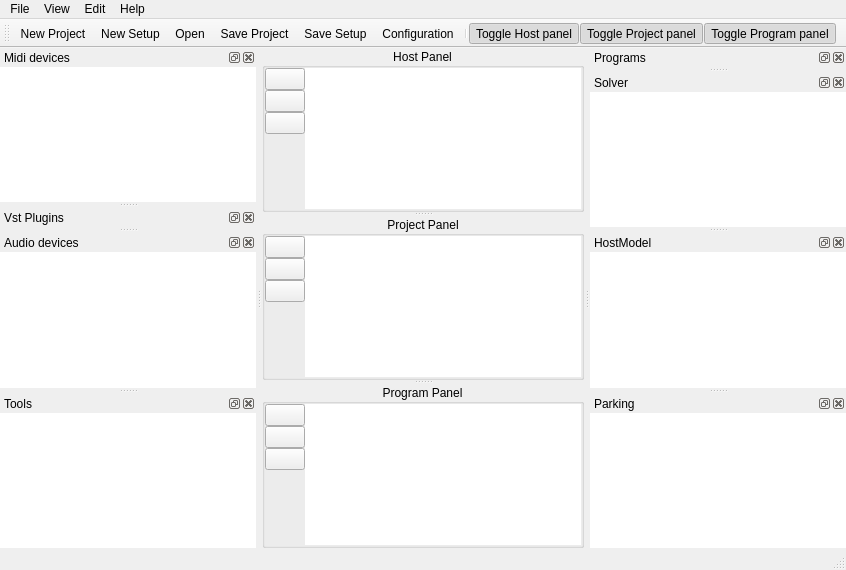
Old version of the form src/vstboard/mainwindow.ui in the repository rbarreiros/vstboard.
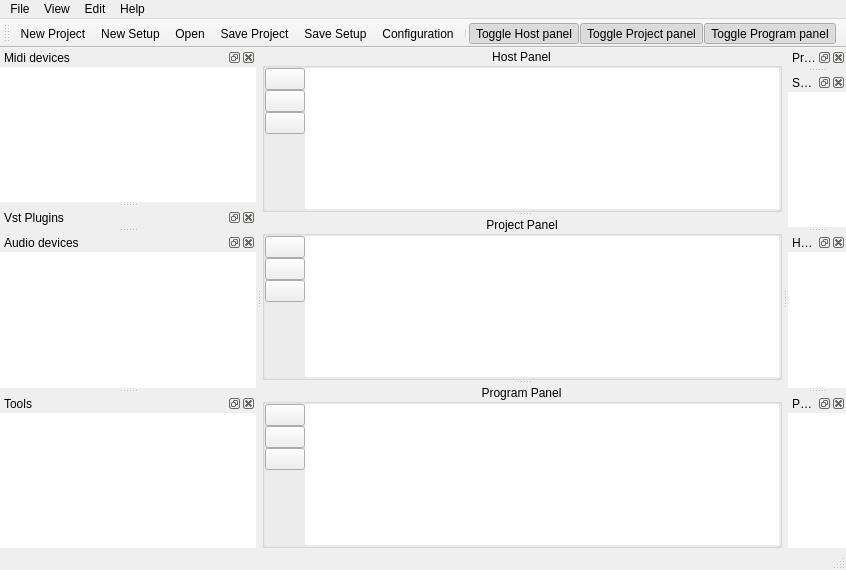
New version of the form. Icons and pictures are not drawn. Custom widgets are drawn as their Qt base class.

Diff of the .ui file:
```diff
--- a/src/vstboard/mainwindow.ui
+++ b/src/vstboard/mainwindow.ui
@@ -20,6 +20,12 @@
    <set>QMainWindow::AllowNestedDocks|QMainWindow::AllowTabbedDocks|QMainWindow::AnimatedDocks|QMainWindow::VerticalTabs</set>
   </property>
   <widget class="QWidget" name="centralWidget">
+   <property name="sizePolicy">
+    <sizepolicy hsizetype="Expanding" vsizetype="Expanding">
+     <horstretch>0</horstretch>
+     <verstretch>0</verstretch>
+    </sizepolicy>
+   </property>
    <layout class="QVBoxLayout" name="verticalLayout_13">
     <property name="spacing">
      <number>0</number>
@@ -29,6 +35,12 @@
     </property>
     <item>
      <widget class="QSplitter" name="splitterPanels">
+      <property name="sizePolicy">
+       <sizepolicy hsizetype="Expanding" vsizetype="Expanding">
+        <horstretch>0</horstretch>
+        <verstretch>0</verstretch>
+       </sizepolicy>
+      </property>
       <property name="orientation">
        <enum>Qt::Vertical</enum>
       </property>
@@ -36,12 +48,6 @@
        <bool>false</bool>
       </property>
       <widget class="QGroupBox" name="HostBox">
-       <property name="sizePolicy">
-        <sizepolicy hsizetype="Expanding" vsizetype="Expanding">
-         <horstretch>0</horstretch>
-         <verstretch>0</verstretch>
-        </sizepolicy>
-       </property>
        <property name="title">
         <string>Host Panel</string>
        </property>
@@ -119,6 +125,12 @@
         </item>
         <item>
          <widget class="MainGraphicsView" name="hostView">
+          <property name="sizePolicy">
+           <sizepolicy hsizetype="Expanding" vsizetype="Expanding">
+            <horstretch>0</horstretch>
+            <verstretch>0</verstretch>
+           </sizepolicy>
+          </property>
           <property name="frameShape">
            <enum>QFrame::NoFrame</enum>
           </property>
@@ -142,12 +154,6 @@
        </layout>
       </widget>
       <widget class="QGroupBox" name="ProjectBox">
-       <property name="sizePolicy">
-        <sizepolicy hsizetype="Expanding" vsizetype="Expanding">
-         <horstretch>0</horstretch>
-         <verstretch>0</verstretch>
-        </sizepolicy>
-       </property>
        <property name="title">
         <string>Project Panel</string>
        </property>
@@ -225,6 +231,12 @@
         </item>
         <item>
          <widget class="MainGraphicsView" name="projectView">
+          <property name="sizePolicy">
+           <sizepolicy hsizetype="Expanding" vsizetype="Expanding">
+            <horstretch>0</horstretch>
+            <verstretch>0</verstretch>
+           </sizepolicy>
+          </property>
           <property name="frameShape">
            <enum>QFrame::NoFrame</enum>
           </property>
@@ -248,12 +260,6 @@
        </layout>
       </widget>
       <widget class="QGroupBox" name="ProgramBox">
-       <property name="sizePolicy">
-        <sizepolicy hsizetype="Expanding" vsizetype="Expanding">
-         <horstretch>0</horstretch>
-         <verstretch>0</verstretch>
-        </sizepolicy>
-       </property>
        <property name="title">
         <string>Program Panel</string>
        </property>
@@ -447,6 +453,12 @@
    </property>
   </widget>
   <widget class="QDockWidget" name="dockPrograms">
+   <property name="sizePolicy">
+    <sizepolicy hsizetype="Ignored" vsizetype="Ignored">
+     <horstretch>0</horstretch>
+     <verstretch>0</verstretch>
+    </sizepolicy>
+   </property>
    <property name="floating">
     <bool>false</bool>
    </property>
@@ -614,6 +626,12 @@
    </widget>
   </widget>
   <widget class="QDockWidget" name="dockSolver">
+   <property name="sizePolicy">
+    <sizepolicy hsizetype="Ignored" vsizetype="Ignored">
+     <horstretch>0</horstretch>
+     <verstretch>0</verstretch>
+    </sizepolicy>
+   </property>
    <property name="windowTitle">
     <string>Solver</string>
    </property>
@@ -630,6 +648,12 @@
      </property>
      <item>
       <widget class="QTreeView" name="solverView">
+       <property name="sizePolicy">
+        <sizepolicy hsizetype="Ignored" vsizetype="Preferred">
+         <horstretch>0</horstretch>
+         <verstretch>0</verstretch>
+        </sizepolicy>
+       </property>
        <property name="frameShape">
         <enum>QFrame::NoFrame</enum>
        </property>
@@ -694,6 +718,12 @@
    </widget>
   </widget>
   <widget class="QDockWidget" name="dockHostModel">
+   <property name="sizePolicy">
+    <sizepolicy hsizetype="Ignored" vsizetype="Ignored">
+     <horstretch>0</horstretch>
+     <verstretch>0</verstretch>
+    </sizepolicy>
+   </property>
    <property name="windowTitle">
     <string>HostModel</string>
    </property>
@@ -710,6 +740,12 @@
      </property>
      <item>
       <widget class="QTreeView" name="treeHostModel">
+       <property name="sizePolicy">
+        <sizepolicy hsizetype="Ignored" vsizetype="Preferred">
+         <horstretch>0</horstretch>
+         <verstretch>0</verstretch>
+        </sizepolicy>
+       </property>
        <property name="frameShape">
         <enum>QFrame::NoFrame</enum>
        </property>
@@ -746,6 +782,12 @@
    </widget>
   </widget>
   <widget class="QDockWidget" name="dockParking">
+   <property name="sizePolicy">
+    <sizepolicy hsizetype="Ignored" vsizetype="Ignored">
+     <horstretch>0</horstretch>
+     <verstretch>0</verstretch>
+    </sizepolicy>
+   </property>
    <property name="windowTitle">
     <string>Parking</string>
    </property>
@@ -762,6 +804,12 @@
      </property>
      <item>
       <widget class="QListView" name="listParking">
+       <property name="sizePolicy">
+        <sizepolicy hsizetype="Ignored" vsizetype="Preferred">
+         <horstretch>0</horstretch>
+         <verstretch>0</verstretch>
+        </sizepolicy>
+       </property>
        <property name="frameShape">
         <enum>QFrame::NoFrame</enum>
        </property>
```
Left out of the diff: 36 changed lines with no effect on the pictures.
